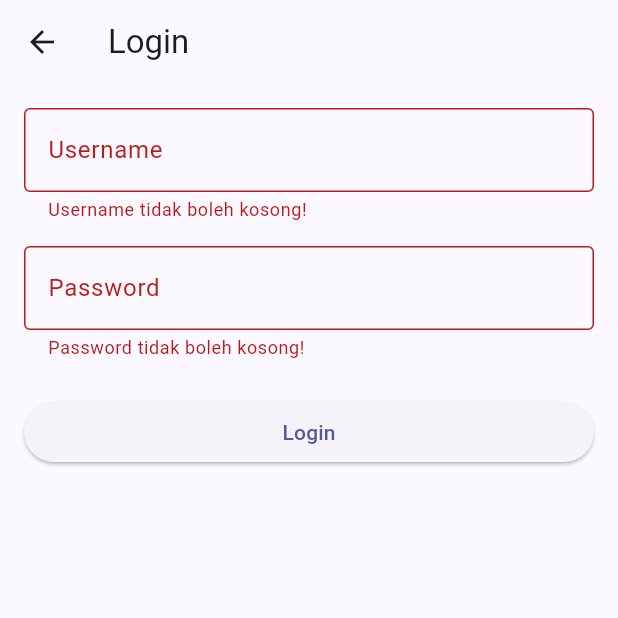
After one commit to nadyaasekar/myportofolio_mobile, a Flutter app: the LoginScreen screen opened directly, after a tap on "Login", on a phone screen of 412 x 824 dp, the top half of it. The commit adds this screen. Run offline on Flutter 3.47's test engine with Material 3 defaults, Android fonts, the phone set to English and light mode, and no system bars; generated files the repository leaves out were written again.

Commit message:
feat: add Flutter token login and logout

```diff
--- /dev/null
+++ b/lib/screens/login_screen.dart
@@ -0,0 +1,119 @@
+import 'package:flutter/material.dart';
+import 'package:provider/provider.dart';
+
+import 'package:myportofolio_mobile/services/api_client.dart';
+import 'package:myportofolio_mobile/services/auth_state.dart';
+
+class LoginScreen extends StatefulWidget {
+  const LoginScreen({super.key});
+
+  @override
+  State<LoginScreen> createState() => _LoginScreenState();
+}
+
+class _LoginScreenState extends State<LoginScreen> {
+  final _formKey = GlobalKey<FormState>();
+  String _username = '';
+  String _password = '';
+  bool _isSubmitting = false;
+
+  Future<void> _submit() async {
+    if (_isSubmitting || !_formKey.currentState!.validate()) return;
+
+    _formKey.currentState!.save();
+    FocusScope.of(context).unfocus();
+
+    setState(() => _isSubmitting = true);
+
+    try {
+      await context.read<AuthState>().login(_username, _password);
+
+      if (!mounted) return;
+      Navigator.pop(context, true);
+    } on ApiException catch (error) {
+      if (!mounted) return;
+
+      final message = error.statusCode == 400
+          ? 'Username atau password tidak sesuai.'
+          : error.message;
+
+      ScaffoldMessenger.of(context)
+          .showSnackBar(SnackBar(content: Text(message)));
+    } catch (_) {
+      if (!mounted) return;
+
+      ScaffoldMessenger.of(context).showSnackBar(
+        const SnackBar(
+          content: Text('Tidak dapat terhubung ke server. Coba lagi.'),
+        ),
+      );
+    } finally {
+      if (mounted) {
+        setState(() => _isSubmitting = false);
+      }
+    }
+  }
+
+  @override
+  Widget build(BuildContext context) {
+    return Scaffold(
+      appBar: AppBar(title: const Text('Login')),
+      body: Form(
+        key: _formKey,
+        child: SingleChildScrollView(
+          padding: const EdgeInsets.all(16),
+          child: Column(
+            crossAxisAlignment: CrossAxisAlignment.stretch,
+            children: [
+              TextFormField(
+                decoration: const InputDecoration(
+                  labelText: 'Username',
+                  border: OutlineInputBorder(),
+                ),
+                autocorrect: false,
+                textInputAction: TextInputAction.next,
+                validator: (value) {
+                  if (value == null || value.trim().isEmpty) {
+                    return 'Username tidak boleh kosong!';
+                  }
+                  return null;
+                },
+                onSaved: (value) => _username = value!.trim(),
+              ),
+              const SizedBox(height: 16),
+              TextFormField(
+                decoration: const InputDecoration(
+                  labelText: 'Password',
+                  border: OutlineInputBorder(),
+                ),
+                obscureText: true,
+                autocorrect: false,
+                enableSuggestions: false,
+                textInputAction: TextInputAction.done,
+                validator: (value) {
+                  if (value == null || value.isEmpty) {
+                    return 'Password tidak boleh kosong!';
+                  }
+                  return null;
+                },
+                onSaved: (value) => _password = value!,
+                onFieldSubmitted: (_) => _submit(),
+              ),
+              const SizedBox(height: 24),
+              ElevatedButton(
+                onPressed: _isSubmitting ? null : _submit,
+                child: _isSubmitting
+                    ? const SizedBox(
+                        height: 20,
+                        width: 20,
+                        child: CircularProgressIndicator(strokeWidth: 2),
+                      )
+                    : const Text('Login'),
+              ),
+            ],
+          ),
+        ),
+      ),
+    );
+  }
+}
--- /dev/null
+++ b/lib/services/auth_state.dart
@@ -0,0 +1,29 @@
+import 'package:flutter/foundation.dart';
+import 'package:myportofolio_mobile/services/api_client.dart';
+
+class AuthState extends ChangeNotifier {
+  AuthState(this._apiClient);
+
+  final ApiClient _apiClient;
+  String? _token;
+
+  String? get token => _token;
+  bool get isLoggedIn => _token != null;
+
+  Future<void> login(String username, String password) async {
+    _token = await _apiClient.obtainToken(username, password);
+    notifyListeners();
+  }
+
+  Future<void> logout() async {
+    final currentToken = _token;
+    if (currentToken == null) return;
+
+    try {
+      await _apiClient.logout(token: currentToken);
+    } finally {
+      _token = null;
+      notifyListeners();
+    }
+  }
+}
```
Also changed, not shown: lib/main.dart (+17 -1 lines), lib/widgets/auth_guard.dart (added, +18 -0 lines), lib/widgets/left_drawer.dart (+72 -0 lines).
